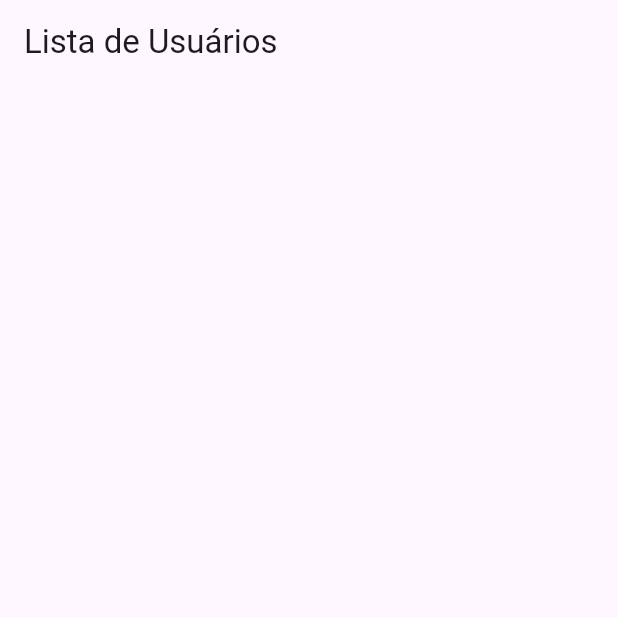
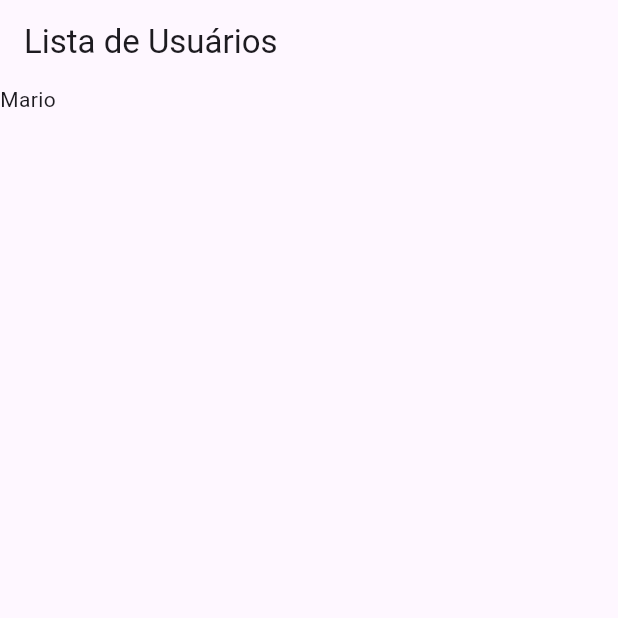
Before and after one commit to netorapg/crud, a Flutter app: the screen it shows after launch, on a phone screen of 412 x 824 dp, the top half of it. Run offline on Flutter 3.47's test engine with Material 3 defaults, Android fonts, the phone set to English and light mode, and no system bars.

Commit message:
os usuarios aparecem na lista de usuários

```diff
--- a/lib/views/user_list.dart
+++ b/lib/views/user_list.dart
@@ -1,12 +1,18 @@
- import 'package:flutter/material.dart';
+import 'package:flutter/material.dart';
+import 'package:flutter_application_1/data/dummy_users.dart';
 
 class UserList extends StatelessWidget{
   @override
   Widget build(BuildContext context) {
+    const users = DUMMY_USERS;
     return Scaffold(
       appBar: AppBar(
         title: Text('Lista de Usuários'),
       ),
+      body: ListView.builder(
+        itemCount: users.length,
+        itemBuilder: (ctx, i) => Text(users.values.elementAt(i).name),
+      )
     );
   }
 }
```
